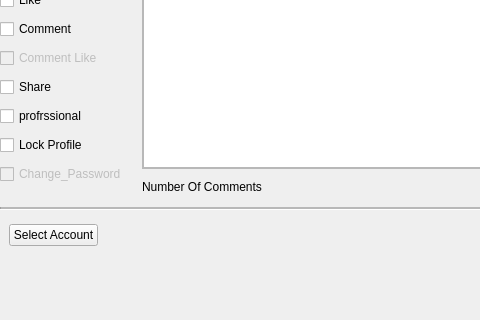
Qt form ui/Public/Edit.ui (kreemkhaled112/GUI) before a commit; both pictures show x 0 to 480 and y 474 to 794 of the 1057 by 794 pixel window.
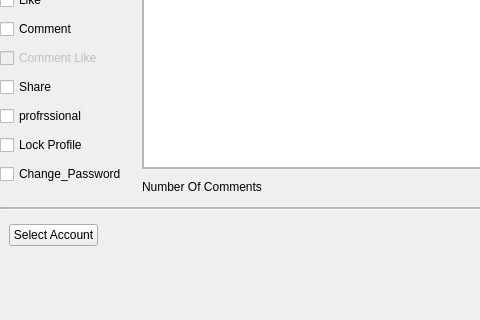
The same form after that commit. The open tabs and pages were chosen to show the change. Icons and pictures are not drawn.

What changed in the file:
```diff
--- a/ui/Public/Edit.ui
+++ b/ui/Public/Edit.ui
@@ -470,7 +470,7 @@
              <item>
               <widget class="QCheckBox" name="Change_Password_check">
                <property name="enabled">
-                <bool>false</bool>
+                <bool>true</bool>
                </property>
                <property name="text">
                 <string>Change_Password</string>
```
Left out of the diff: 56 changed lines with no effect on the pictures.
